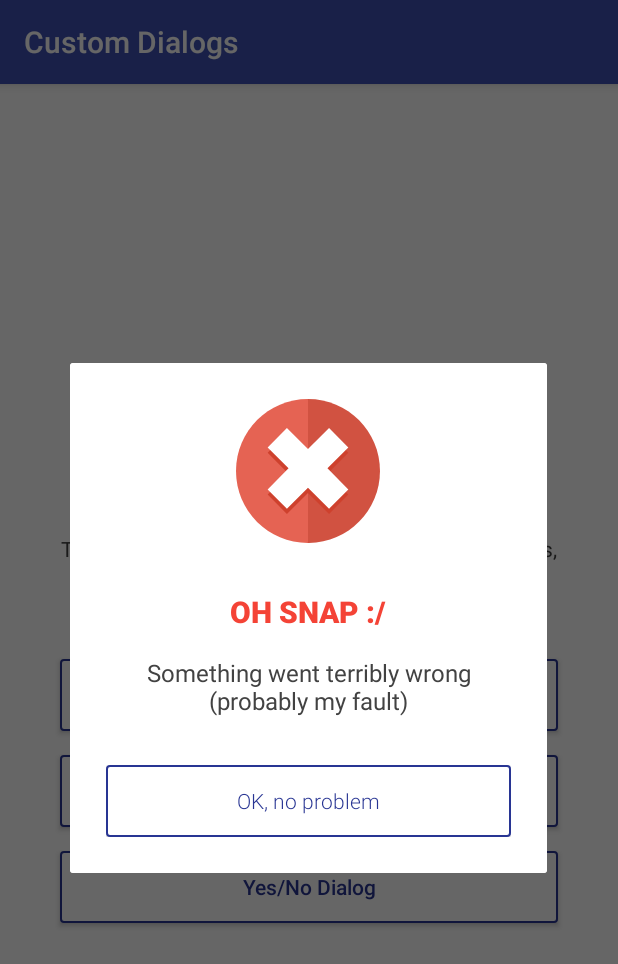
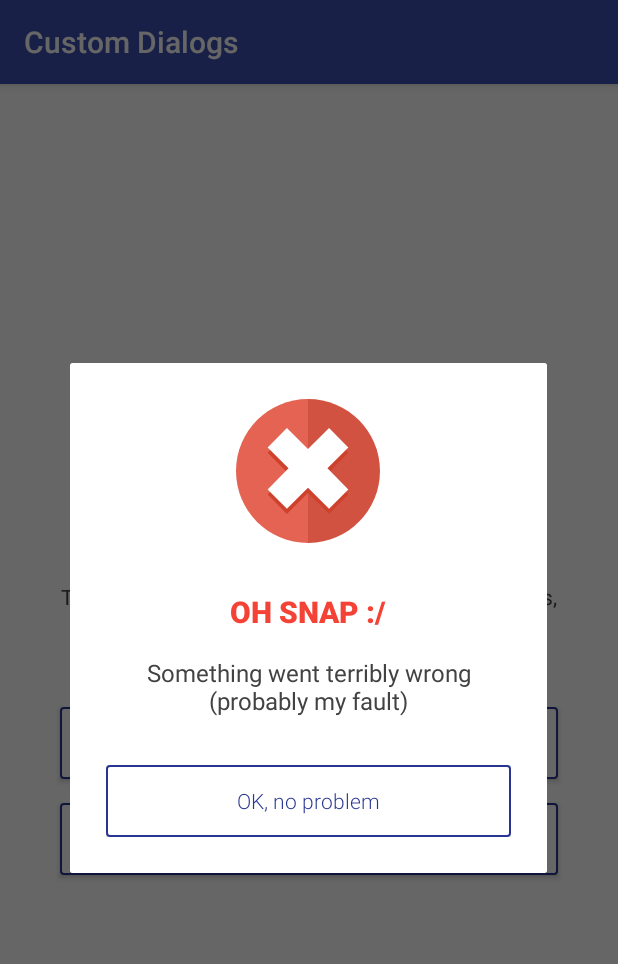
Before and after one commit to LuiguiBalarezo/android-custom-dialog, an Android app: the screen it shows after launch (MainActivity), after a tap on "Error Dialog", on a phone screen of 412 x 824 dp. Shown: the top 964 px of the screen. Run offline under Robolectric (Android 15) with nearby library versions, the phone set to English and light mode, and no system bars; our stand-ins replace ButterKnife.

```diff
--- a/AndroidCustomDialogs/app/src/main/java/com/apps911/brunotrovo/androidcustomdialogs/dialog/BaseDialog.java
+++ /dev/null
@@ -1,95 +0,0 @@
-package com.apps911.brunotrovo.androidcustomdialogs.dialog;
-
-import android.content.Context;
-import android.graphics.Point;
-import android.os.Bundle;
-import android.support.annotation.LayoutRes;
-import android.support.annotation.Nullable;
-import android.support.v4.app.DialogFragment;
-import android.view.Display;
-import android.view.Gravity;
-import android.view.LayoutInflater;
-import android.view.View;
-import android.view.ViewGroup;
-import android.view.Window;
-import android.view.WindowManager;
-import android.view.inputmethod.InputMethodManager;
-
-import butterknife.ButterKnife;
-
-/**
- * Created by bruno.trovo on 28/06/2017.
- */
-
-public abstract class BaseDialog extends DialogFragment {
-
-    public static final String TAG = "BaseDialogTag";
-
-    protected static final String ARG_TITLE = "ARG_TITLE";
-    protected static final String ARG_MESSAGE = "ARG_MESSAGE";
-    protected static final String ARG_IMAGE_RESOURCE_ID = "ARG_IMAGE_RESOURCE_ID";
-
-    private static final double DIALOG_WINDOW_WIDTH = 0.85;
-
-    @Nullable
-    @Override
-    public View onCreateView(LayoutInflater inflater, @Nullable ViewGroup container, @Nullable Bundle savedInstanceState) {
-
-        Window window = getDialog().getWindow();
-        if (window != null) {
-            window.requestFeature(Window.FEATURE_NO_TITLE);
-        }
-
-        View view = inflater.inflate(getContentView(), container, false);
-        ButterKnife.bind(this, view);
-
-        getDialog().setCanceledOnTouchOutside(getCanceledOnTouchOutside());
-
-        return view;
-
-    }
-
-    abstract Boolean getCanceledOnTouchOutside();
-
-    @LayoutRes
-    protected abstract int getContentView();
-
-    @Override
-    public void onStart() {
-        super.onStart();
-        setDialogWindowWidth(DIALOG_WINDOW_WIDTH);
-    }
-
-    private void setDialogWindowWidth(double width) {
-        Window window = getDialog().getWindow();
-        Point size = new Point();
-
-        Display display;
-        if (window != null) {
-            display = window.getWindowManager().getDefaultDisplay();
-            display.getSize(size);
-
-            int maxWidth = size.x;
-
-            window.setLayout((int) (maxWidth* width), WindowManager.LayoutParams.WRAP_CONTENT);
-            window.setGravity(Gravity.CENTER);
-        }
-
-    }
-
-
-    public void closeDialog() {
-        if (getDialog().isShowing()) {
-            closeKeyboard();
-            getDialog().dismiss();
-        }
-    }
-
-    protected void closeKeyboard() {
-        InputMethodManager imm = (InputMethodManager)
-                getActivity().getSystemService(Context.INPUT_METHOD_SERVICE);
-        imm.hideSoftInputFromWindow(
-                getActivity().findViewById(android.R.id.content).getWindowToken(), 0);
-    }
-
-}
--- a/AndroidCustomDialogs/app/src/main/java/com/apps911/brunotrovo/androidcustomdialogs/dialog/DialogFactory.java
+++ b/AndroidCustomDialogs/app/src/main/java/com/apps911/brunotrovo/androidcustomdialogs/dialog/DialogFactory.java
@@ -1,7 +1,6 @@
 package com.apps911.brunotrovo.androidcustomdialogs.dialog;
 
 import android.content.Context;
-import android.support.annotation.DrawableRes;
 import android.support.annotation.NonNull;
 import android.support.annotation.StringRes;
 
@@ -13,11 +12,9 @@ import com.apps911.brunotrovo.androidcustomdialogs.R;
 
 public class DialogFactory {
 
-    private DialogFactory() {
-    }
+    private DialogFactory() { }
 
-
-    private static BaseDialog makeSuccessDialog(String title,
+    private static OneButtonDialog makeSuccessDialog(String title,
                                                      String message,
                                                      String buttonText) {
 
@@ -29,7 +26,7 @@ public class DialogFactory {
 
     }
 
-    public static BaseDialog makeSuccessDialog(@NonNull Context context,
+    public static OneButtonDialog makeSuccessDialog(@NonNull Context context,
                                                     @StringRes int titleId,
                                                     @StringRes int messageId,
                                                     @StringRes int buttonTextId) {
@@ -41,9 +38,9 @@ public class DialogFactory {
     }
 
 
-    private static BaseDialog makeErrorDialog(String title,
-                                              String message,
-                                              String buttonText) {
+    private static OneButtonDialog makeErrorDialog(String title,
+                                                   String message,
+                                                   String buttonText) {
 
         return OneButtonDialog.newInstance(title,
                 message,
@@ -53,10 +50,10 @@ public class DialogFactory {
 
     }
 
-    public static BaseDialog makeErrorDialog(@NonNull Context context,
-                                             @StringRes int titleId,
-                                             @StringRes int messageId,
-                                             @StringRes int buttonTextId) {
+    public static OneButtonDialog makeErrorDialog(@NonNull Context context,
+                                                  @StringRes int titleId,
+                                                  @StringRes int messageId,
+                                                  @StringRes int buttonTextId) {
 
         return makeErrorDialog(context.getResources().getString(titleId),
                 context.getString(messageId),
@@ -64,34 +61,4 @@ public class DialogFactory {
 
     }
 
-    public static BaseDialog makeConfirmationDialog(String title,
-                                                    String message,
-                                                    String positiveButtonText,
-                                                    String negativeButtonText,
-                                                    TwoButtonsDialog.OnTwoButtonsDialogAction onTwoButtonsDialogAction) {
-
-        return TwoButtonsDialog.newInstance(title,
-                message,
-                R.drawable.ic_question,
-                positiveButtonText,
-                negativeButtonText,
-                onTwoButtonsDialogAction);
-
-    }
-
-    public static BaseDialog makeConfirmationDialog(@NonNull Context context,
-                                                    @StringRes int titleId,
-                                                    @StringRes int messageId,
-                                                    @StringRes int positiveButtonTextId,
-                                                    @StringRes int negativeButtonTextId,
-                                                    TwoButtonsDialog.OnTwoButtonsDialogAction onTwoButtonsDialogAction) {
-
-        return makeConfirmationDialog(context.getResources().getString(titleId),
-                context.getString(messageId),
-                context.getString(positiveButtonTextId),
-                context.getString(negativeButtonTextId),
-                onTwoButtonsDialogAction);
-
-    }
-
 }
--- a/AndroidCustomDialogs/app/src/main/java/com/apps911/brunotrovo/androidcustomdialogs/dialog/OneButtonDialog.java
+++ b/AndroidCustomDialogs/app/src/main/java/com/apps911/brunotrovo/androidcustomdialogs/dialog/OneButtonDialog.java
@@ -1,10 +1,20 @@
 package com.apps911.brunotrovo.androidcustomdialogs.dialog;
 
+import android.content.Context;
+import android.graphics.Point;
 import android.os.Bundle;
 import android.support.annotation.ColorRes;
 import android.support.annotation.DrawableRes;
 import android.support.annotation.Nullable;
+import android.support.v4.app.DialogFragment;
+import android.view.Display;
+import android.view.Gravity;
+import android.view.LayoutInflater;
 import android.view.View;
+import android.view.ViewGroup;
+import android.view.Window;
+import android.view.WindowManager;
+import android.view.inputmethod.InputMethodManager;
 import android.widget.Button;
 import android.widget.ImageView;
 import android.widget.TextView;
@@ -12,17 +22,24 @@ import android.widget.TextView;
 import com.apps911.brunotrovo.androidcustomdialogs.R;
 
 import butterknife.BindView;
+import butterknife.ButterKnife;
 import butterknife.OnClick;
 
 /**
  * Created by bruno.trovo on 28/06/2017.
  */
 
-public class OneButtonDialog extends BaseDialog {
+public class OneButtonDialog extends DialogFragment {
+
+    public static final String TAG = "OneButtonDialogTag";
 
     protected static final String ARG_BUTTON_TEXT = "ARG_BUTTON_TEXT";
     protected static final String ARG_COLOR_RESOURCE_ID = "ARG_COLOR_RESOURCE_ID";
+    protected static final String ARG_TITLE = "ARG_TITLE";
+    protected static final String ARG_MESSAGE = "ARG_MESSAGE";
+    protected static final String ARG_IMAGE_RESOURCE_ID = "ARG_IMAGE_RESOURCE_ID";
 
+    private static final double DIALOG_WINDOW_WIDTH = 0.85;
 
     @BindView(R.id.dlg_one_button_iv_icon)
     ImageView ivDialogIcon;
@@ -36,9 +53,12 @@ public class OneButtonDialog extends BaseDialog {
     @BindView(R.id.dlg_one_button_btn_neutral)
     Button btnNeutral;
 
-    @Override
-    protected int getContentView() {
+    private int getContentView() {
         return R.layout.dialog_one_button;
+    }
+
+    private boolean getCanceledOnTouchOutside() {
+        return true;
     }
 
     public static OneButtonDialog newInstance(String title,
@@ -54,7 +74,26 @@ public class OneButtonDialog extends BaseDialog {
         args.putInt(ARG_IMAGE_RESOURCE_ID, imageResId);
         args.putInt(ARG_COLOR_RESOURCE_ID, colorResId);
         oneButtonDialog.setArguments(args);
+
         return oneButtonDialog;
+    }
+
+    @Nullable
+    @Override
+    public View onCreateView(LayoutInflater inflater, @Nullable ViewGroup container, @Nullable Bundle savedInstanceState) {
+
+        Window window = getDialog().getWindow();
+        if (window != null) {
+            window.requestFeature(Window.FEATURE_NO_TITLE);
+        }
+
+        View view = inflater.inflate(getContentView(), container, false);
+        ButterKnife.bind(this, view);
+
+        getDialog().setCanceledOnTouchOutside(getCanceledOnTouchOutside());
+
+        return view;
+
     }
 
     @Override
@@ -72,12 +111,29 @@ public class OneButtonDialog extends BaseDialog {
         tvMessage.setText(message);
         btnNeutral.setText(buttonText);
         ivDialogIcon.setImageResource(image);
-
     }
 
     @Override
-    Boolean getCanceledOnTouchOutside() {
-        return true;
+    public void onStart() {
+        super.onStart();
+        setDialogWindowWidth(DIALOG_WINDOW_WIDTH);
+    }
+
+    private void setDialogWindowWidth(double width) {
+        Window window = getDialog().getWindow();
+        Point size = new Point();
+
+        Display display;
+        if (window != null) {
+            display = window.getWindowManager().getDefaultDisplay();
+            display.getSize(size);
+
+            int maxWidth = size.x;
+
+            window.setLayout((int) (maxWidth* width), WindowManager.LayoutParams.WRAP_CONTENT);
+            window.setGravity(Gravity.CENTER);
+        }
+
     }
 
     @OnClick(R.id.dlg_one_button_btn_neutral)
@@ -85,4 +141,18 @@ public class OneButtonDialog extends BaseDialog {
         closeDialog();
     }
 
+    public void closeDialog() {
+        if (getDialog().isShowing()) {
+            closeKeyboard();
+            getDialog().dismiss();
+        }
+    }
+
+    protected void closeKeyboard() {
+        InputMethodManager imm = (InputMethodManager)
+                getActivity().getSystemService(Context.INPUT_METHOD_SERVICE);
+        imm.hideSoftInputFromWindow(
+                getActivity().findViewById(android.R.id.content).getWindowToken(), 0);
+    }
+
 }
--- a/AndroidCustomDialogs/app/src/main/res/drawable/ic_question.xml
+++ /dev/null
@@ -1,27 +0,0 @@
-<vector xmlns:android="http://schemas.android.com/apk/res/android"
-        android:width="512dp"
-        android:height="512dp"
-        android:viewportWidth="512.0"
-        android:viewportHeight="512.0">
-    <path
-        android:pathData="M238.3,189.8h247.2c14.6,0 26.5,11.9 26.5,26.5v158.9c0,14.6 -11.9,26.5 -26.5,26.5H344.3v29.1c0,5.5 -6.7,8.3 -10.6,4.4l-33.5,-33.5h-61.8c-14.6,0 -26.5,-11.9 -26.5,-26.5V216.3C211.9,201.6 223.7,189.8 238.3,189.8z"
-        android:fillColor="#44C4A1"/>
-    <path
-        android:pathData="M211.9,216.3v158.9c0,1.9 0.2,3.7 0.6,5.5c61.7,-24.8 105.3,-85 105.3,-155.6c0,-12.1 -1.4,-23.9 -3.8,-35.3h-75.7C223.7,189.8 211.9,201.6 211.9,216.3z"
-        android:fillColor="#31978C"/>
-    <path
-        android:pathData="M300.1,225.1c0,-82.9 -67.2,-150.1 -150.1,-150.1S0,142.2 0,225.1c0,72.6 51.6,133.1 120.1,147.1l45.2,45.2c4.2,4.2 11.3,1.2 11.3,-4.7v-40C246.8,360.2 300.1,298.9 300.1,225.1z"
-        android:fillColor="#E56353"/>
-    <path
-        android:pathData="M150.1,225.1m-114.8,0a114.8,114.8 0,1 1,229.5 0a114.8,114.8 0,1 1,-229.5 0"
-        android:fillColor="#D15241"/>
-    <path
-        android:pathData="M150.1,304.6c-0,0 -0,0 -0,0c-4.9,0 -8.8,-4 -8.8,-8.8c0,-0 0,-0 0,-0s0,-0 0,-0c0,-4.9 4,-8.8 8.8,-8.8c0,0 0,-0 0,0c4.9,0 8.8,4 8.8,8.8c0,0 0,0 0,0c0,0 0,0 0,0C158.9,300.6 154.9,304.6 150.1,304.6z"
-        android:fillColor="#FFFFFF"/>
-    <path
-        android:pathData="M361.9,348.7c-2.3,0 -4.5,-0.9 -6.2,-2.6l-44.1,-44.1c-3.4,-3.4 -3.4,-9 0,-12.5c3.4,-3.4 9,-3.4 12.5,0l37.9,37.9l82,-82c3.4,-3.4 9,-3.4 12.5,0c3.4,3.4 3.4,9 0,12.5l-88.3,88.3C366.5,347.8 364.2,348.7 361.9,348.7z"
-        android:fillColor="#FFFFFF"/>
-    <path
-        android:pathData="M150.1,269.3c-4.9,0 -8.8,-4 -8.8,-8.8v-2.6c0,-11.7 7.6,-21.9 19,-25.3c14.8,-4.4 25.1,-18.3 25.1,-33.8c0,-9.2 -3.7,-18 -10.5,-24.8c-6.8,-6.8 -15.6,-10.5 -24.8,-10.5c-0,0 -0,0 -0,0c-19.5,0 -35.3,15.8 -35.3,35.3c0,4.9 -4,8.8 -8.8,8.8c-4.9,0 -8.8,-4 -8.8,-8.8c0,-29.2 23.8,-53 53,-53c0,0 0,0 0,0c13.9,0 27.1,5.6 37.3,15.7c10.1,10.1 15.7,23.4 15.7,37.3c-0,23.2 -15.5,44.1 -37.7,50.7c-3.8,1.1 -6.4,4.5 -6.4,8.4v2.6C158.9,265.3 154.9,269.3 150.1,269.3z"
-        android:fillColor="#FFFFFF"/>
-</vector>
--- a/AndroidCustomDialogs/app/src/main/res/layout/activity_main.xml
+++ b/AndroidCustomDialogs/app/src/main/res/layout/activity_main.xml
@@ -48,13 +48,4 @@
         android:text="@string/act_main_error_button_text"
         android:textStyle="bold" />
 
-    <Button
-        android:id="@+id/btn_yesno"
-        style="@style/MediumButton"
-        android:layout_width="match_parent"
-        android:layout_height="wrap_content"
-        android:layout_margin="8dp"
-        android:text="@string/act_main_yesno_button_text"
-        android:textStyle="bold" />
-
 </LinearLayout>
--- a/AndroidCustomDialogs/app/src/main/res/values/strings.xml
+++ b/AndroidCustomDialogs/app/src/main/res/values/strings.xml
@@ -2,27 +2,22 @@
 
     <string name="app_name">Custom Dialogs</string>
 
-    <string name="content_description_base_dialog_icon">Imagem do Diálogo</string>
+    <!--Main Activity-->
+    <string name="act_main_title">Android: Creating Custom Dialogs</string>
+    <string name="act_main_message">This is an example of how to create your own dialogs, using a custom style and custom actions.</string>
+    <string name="act_main_success_button_text">Success Dialog</string>
+    <string name="act_main_error_button_text">Error Dialog</string>
+    <string name="act_main_yesno_button_text">Yes/No Dialog</string>
 
     <!--Success Dialog-->
     <string name="success_title">Oh Yeah!!</string>
     <string name="success_message">Whatever you did, it was a huge success =D.</string>
     <string name="success_button_text">OK, Cool</string>
+    <string name="content_description_base_dialog_icon">Imagem do Diálogo</string>
 
     <!--Error Dialog-->
     <string name="error_title">Oh snap :/</string>
     <string name="error_message">Something went terribly wrong\n(probably my fault)</string>
     <string name="error_button_text">OK, no problem</string>
 
-    <!--Yes or No Dialog-->
-    <string name="choice_title">Hard decision</string>
-    <string name="choice_message">You have to take a decision, what is it going to be? Yes or No?</string>
-    <string name="choice_negative_button_text">No!</string>
-    <string name="choice_positive_button_text">Yeap!</string>
-    <string name="act_main_title">Android: Creating Custom Dialogs</string>
-    <string name="act_main_message">This is an example of how to create your own dialogs, using a custom style and custom actions.</string>
-    <string name="act_main_success_button_text">Success Dialog</string>
-    <string name="act_main_error_button_text">Error Dialog</string>
-    <string name="act_main_yesno_button_text">Yes/No Dialog</string>
-
 </resources>
```
Also changed, not shown: AndroidCustomDialogs/app/src/main/java/com/apps911/brunotrovo/androidcustomdialogs/MainActivity.java (+5 -30 lines), AndroidCustomDialogs/app/src/main/java/com/apps911/brunotrovo/androidcustomdialogs/dialog/TwoButtonsDialog.java (deleted, +0 -113 lines), AndroidCustomDialogs/app/src/main/res/layout/dialog_two_buttons.xml (deleted, +0 -78 lines).
